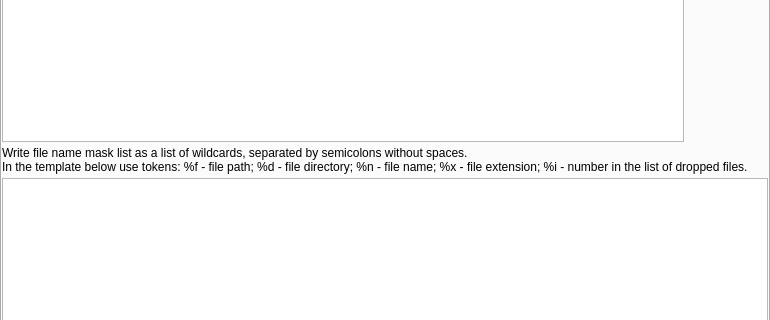
This is src/script_templates/templates_dialog.ui in YomikoR/VapourSynth-Editor as Qt 5 draws it before an edit; both pictures show x 0 to 770 and y 141 to 461 of the 770 by 578 pixel window. The edited form follows.
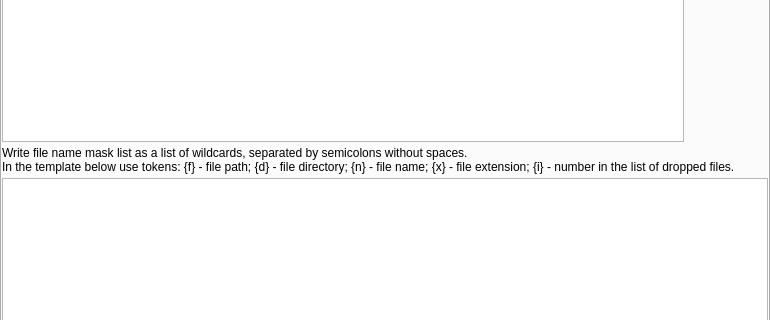
This is the edited form. The open tabs and pages were chosen to show the change. Custom widgets are drawn as their Qt base class.

Commit message: Code styling and minor refactoring. Change in tokens format for file drop templates.

Patch:
```diff
--- a/src/script_templates/templates_dialog.ui
+++ b/src/script_templates/templates_dialog.ui
@@ -282,7 +282,7 @@
         <widget class="QLabel" name="label">
          <property name="text">
           <string>Write file name mask list as a list of wildcards, separated by semicolons without spaces.
-In the template below use tokens: %f - file path; %d - file directory; %n - file name; %x - file extension; %i - number in the list of dropped files.</string>
+In the template below use tokens: {f} - file path; {d} - file directory; {n} - file name; {x} - file extension; {i} - number in the list of dropped files.</string>
          </property>
          <property name="wordWrap">
           <bool>true</bool>
```
The commit also changes 53 other files.
